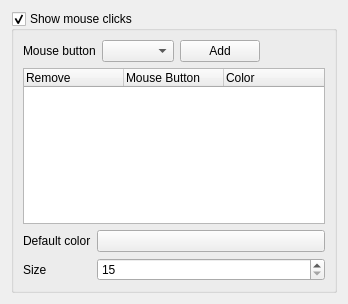
Above: src/ui/mouse.ui from hippich/recorditnow before the change. Below: the same form after it.
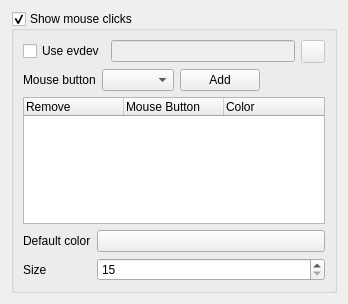
That is the form after the change. Custom widgets are drawn as their Qt base class.

```diff
--- a/src/ui/mouse.ui
+++ b/src/ui/mouse.ui
@@ -26,6 +26,34 @@
       <bool>true</bool>
      </property>
      <layout class="QVBoxLayout" name="verticalLayout_2">
+      <item>
+       <layout class="QHBoxLayout" name="horizontalLayout_2">
+        <item>
+         <widget class="QCheckBox" name="kcfg_useSNoop">
+          <property name="text">
+           <string>Use evdev</string>
+          </property>
+         </widget>
+        </item>
+        <item>
+         <widget class="KLineEdit" name="kcfg_snoopDevice">
+          <property name="enabled">
+           <bool>false</bool>
+          </property>
+         </widget>
+        </item>
+        <item>
+         <widget class="QToolButton" name="snoopButton">
+          <property name="enabled">
+           <bool>false</bool>
+          </property>
+          <property name="text">
+           <string notr="true"/>
+          </property>
+         </widget>
+        </item>
+       </layout>
+      </item>
       <item>
        <layout class="QHBoxLayout" name="horizontalLayout">
         <item>
@@ -153,6 +181,11 @@
    <extends>QPushButton</extends>
    <header>kpushbutton.h</header>
   </customwidget>
+  <customwidget>
+   <class>KLineEdit</class>
+   <extends>QLineEdit</extends>
+   <header>klineedit.h</header>
+  </customwidget>
   <customwidget>
    <class>KComboBox</class>
    <extends>QComboBox</extends>
```
Left out of the diff: 38 changed lines with no effect on the pictures.
